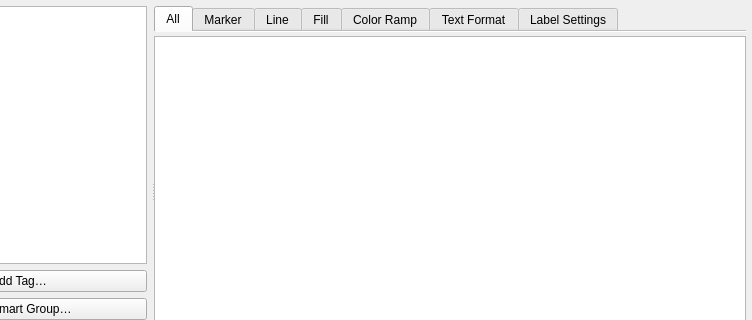
Above: src/ui/qgsstylemanagerdialogbase.ui from qgis/QGIS before the change; both pictures show x 115 to 867 and y 0 to 320 of the 867 by 410 pixel window. Below: the same form after it.
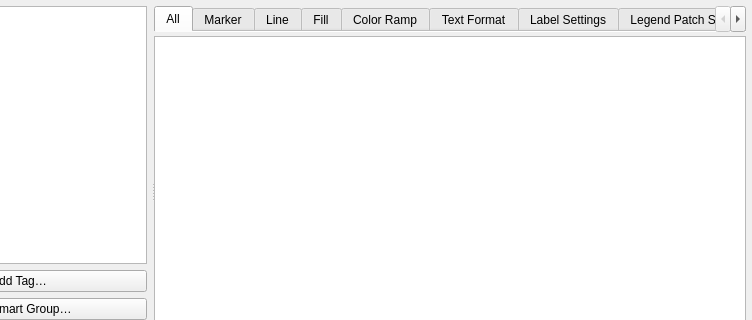
That is the form after the change. Icons and pictures are not drawn. Custom widgets are drawn as their Qt base class.

Commit message:
[FEATURE] Support legend patch shapes in style manager databases
And clean up a lot of duplicate code which makes adding new types
to QgsStyle painful

```diff
--- a/src/ui/qgsstylemanagerdialogbase.ui
+++ b/src/ui/qgsstylemanagerdialogbase.ui
@@ -373,6 +373,15 @@
              <string>Label Settings</string>
             </attribute>
            </widget>
+           <widget class="QWidget" name="tabLegendPatchShapes">
+            <attribute name="icon">
+             <iconset resource="../../images/images.qrc">
+              <normaloff>:/images/themes/default/legend.svg</normaloff>:/images/themes/default/legend.svg</iconset>
+            </attribute>
+            <attribute name="title">
+             <string>Legend Patch Shapes</string>
+            </attribute>
+           </widget>
           </widget>
          </item>
          <item>
```
Left out of the diff: 2 changed lines with no effect on the pictures. The commit also changes 19 other files.
